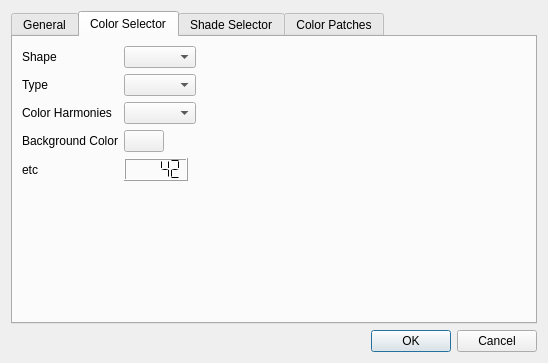
Above: krita/plugins/extensions/dockers/colorselectorng/wdg_color_selector_settings.ui from KDE/krita before the change. Below: the same form after it.
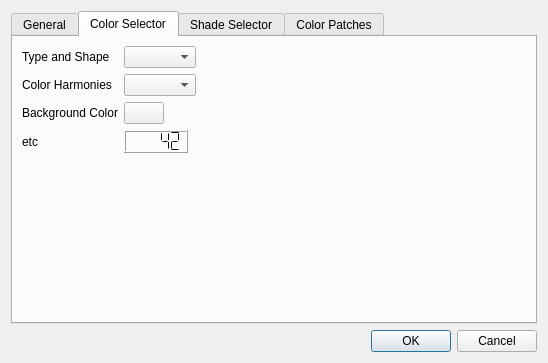
That is the form after the change. The open tabs and pages were chosen to show the change. Custom widgets are drawn as their Qt base class.

Commit message: o added a color selector component for simple selectors (square, slider   and wheel) o another refactor for the selector components o started work on color selector selector widget o moved KisCanvas2 cast to docker widget o made all selectors work   (http://community.kde.org/Krita/Community_Mockups_and_Wishlist#Color_selector_mockup)

```diff
--- a/krita/plugins/extensions/dockers/colorselectorng/wdg_color_selector_settings.ui
+++ b/krita/plugins/extensions/dockers/colorselectorng/wdg_color_selector_settings.ui
@@ -165,9 +165,9 @@
         <enum>QFormLayout::ExpandingFieldsGrow</enum>
        </property>
        <item row="0" column="0">
-        <widget class="QLabel" name="label_2">
+        <widget class="QLabel" name="label_3">
          <property name="text">
-          <string>Shape</string>
+          <string>Type and Shape</string>
          </property>
          <property name="buddy">
           <cstring>comboBox</cstring>
@@ -178,19 +178,6 @@
         <widget class="QComboBox" name="comboBox"/>
        </item>
        <item row="1" column="0">
-        <widget class="QLabel" name="label_3">
-         <property name="text">
-          <string>Type</string>
-         </property>
-         <property name="buddy">
-          <cstring>comboBox_2</cstring>
-         </property>
-        </widget>
-       </item>
-       <item row="1" column="1">
-        <widget class="QComboBox" name="comboBox_2"/>
-       </item>
-       <item row="2" column="0">
         <widget class="QLabel" name="label_4">
          <property name="text">
           <string>Color Harmonies</string>
@@ -200,10 +187,10 @@
          </property>
         </widget>
        </item>
-       <item row="2" column="1">
+       <item row="1" column="1">
         <widget class="QComboBox" name="comboBox_3"/>
        </item>
-       <item row="3" column="0">
+       <item row="2" column="0">
         <widget class="QLabel" name="label_5">
          <property name="text">
           <string>Background Color</string>
@@ -213,17 +200,17 @@
          </property>
         </widget>
        </item>
-       <item row="3" column="1">
+       <item row="2" column="1">
         <widget class="KColorButton" name="kcolorbutton"/>
        </item>
-       <item row="4" column="0">
+       <item row="3" column="0">
         <widget class="QLabel" name="label_6">
          <property name="text">
           <string>etc</string>
          </property>
         </widget>
        </item>
-       <item row="4" column="1">
+       <item row="3" column="1">
         <widget class="QLCDNumber" name="lcdNumber">
          <property name="segmentStyle">
           <enum>QLCDNumber::Flat</enum>
@@ -731,6 +718,11 @@
    <extends>QComboBox</extends>
    <header>widgets/kis_color_space_selector.h</header>
   </customwidget>
+  <customwidget>
+   <class>KisColorSelectorTypeWidget</class>
+   <extends>QComboBox</extends>
+   <header>kis_color_selector_type_widget.h</header>
+  </customwidget>
  </customwidgets>
  <resources/>
  <connections>
```
Left out of the diff: 4 changed lines with no effect on the pictures. The commit also changes 24 other files.
